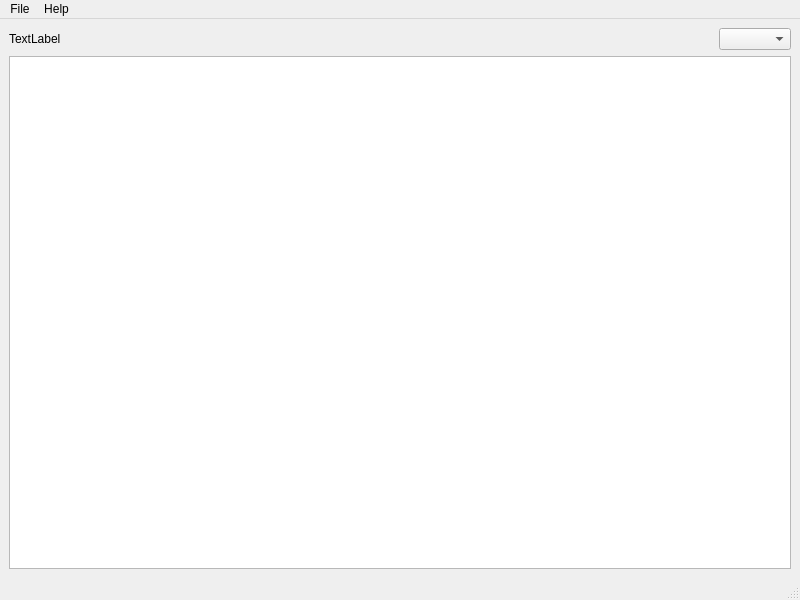
Qt form src/TrafficView.ui (mwales/pahsda) before a commit.
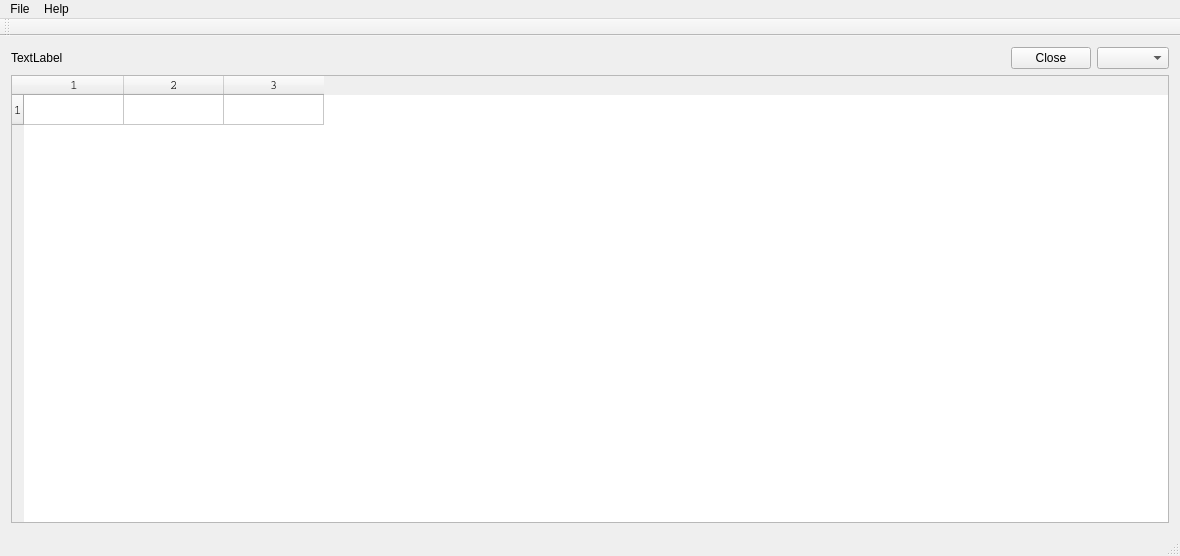
The same form after that commit.

Commit message: Added DumlFrame and adding code to view everything in a table

What changed in the file:
```diff
--- a/src/TrafficView.ui
+++ b/src/TrafficView.ui
@@ -6,8 +6,8 @@
    <rect>
     <x>0</x>
     <y>0</y>
-    <width>800</width>
-    <height>600</height>
+    <width>1180</width>
+    <height>556</height>
    </rect>
   </property>
   <property name="windowTitle">
@@ -37,13 +37,36 @@
         </property>
        </spacer>
       </item>
+      <item>
+       <widget class="QPushButton" name="theCloseButton">
+        <property name="text">
+         <string>Close</string>
+        </property>
+       </widget>
+      </item>
       <item>
        <widget class="QComboBox" name="theProtocol"/>
       </item>
      </layout>
     </item>
     <item>
-     <widget class="QTableWidget" name="tableWidget"/>
+     <widget class="QTableWidget" name="theFrameView">
+      <property name="font">
+       <font>
+        <family>Courier</family>
+       </font>
+      </property>
+      <property name="rowCount">
+       <number>1</number>
+      </property>
+      <property name="columnCount">
+       <number>3</number>
+      </property>
+      <row/>
+      <column/>
+      <column/>
+      <column/>
+     </widget>
     </item>
    </layout>
   </widget>
@@ -52,7 +75,7 @@
     <rect>
      <x>0</x>
      <y>0</y>
-     <width>800</width>
+     <width>1180</width>
      <height>22</height>
     </rect>
    </property>
@@ -71,18 +94,22 @@
    <addaction name="menuFile"/>
    <addaction name="menuHelp"/>
   </widget>
-  <widget class="QStatusBar" name="statusbar"/>
-  <action name="actionAbout">
-   <property name="text">
-    <string>About...</string>
-   </property>
-  </action>
+  <widget class="QToolBar" name="mainToolBar">
+   <attribute name="toolBarArea">
+    <enum>TopToolBarArea</enum>
+   </attribute>
+   <attribute name="toolBarBreak">
+    <bool>false</bool>
+   </attribute>
+  </widget>
+  <widget class="QStatusBar" name="statusBar"/>
   <action name="actionOpen_Serial_Port">
    <property name="text">
     <string>Open Serial Port...</string>
    </property>
   </action>
  </widget>
+ <layoutdefault spacing="6" margin="11"/>
  <resources/>
  <connections/>
 </ui>
```
Left out of the diff: 9 changed lines with no effect on the pictures. The commit also changes 6 other files.
